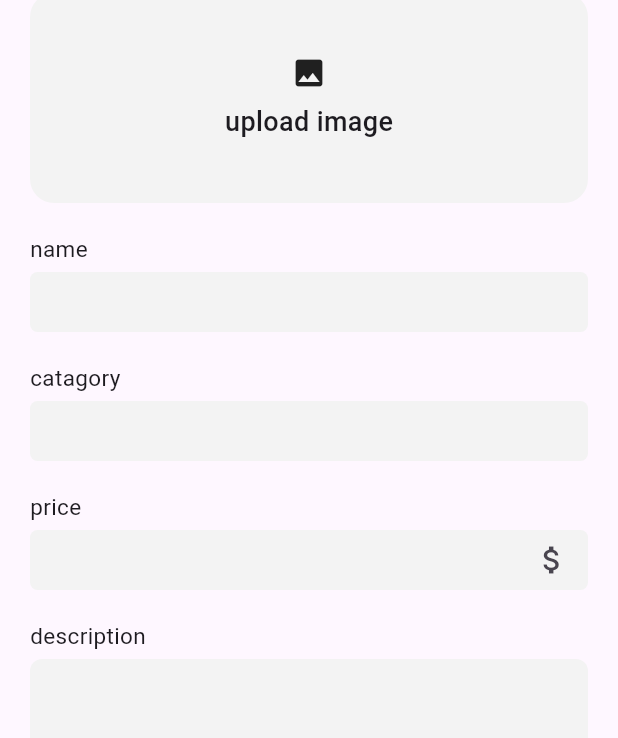
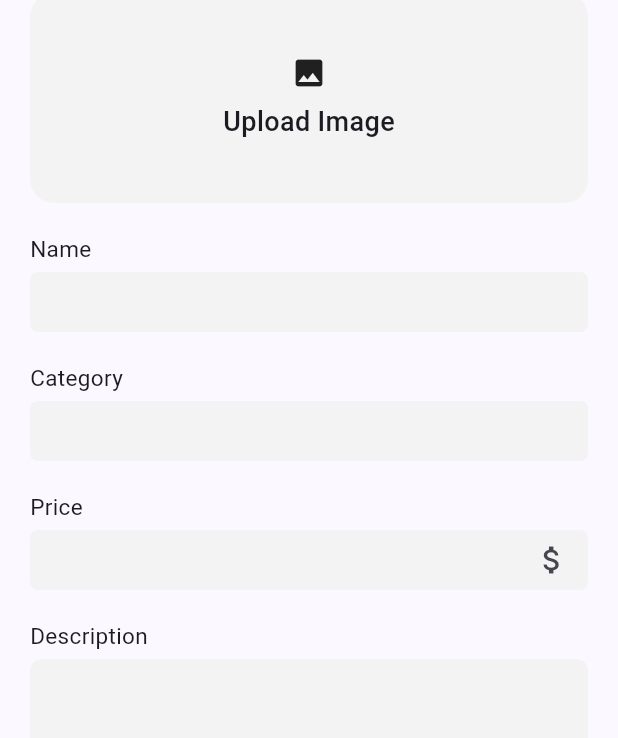
Before and after one commit to dawitsema/2024-internship-mobile-tasks, a Flutter app: the screen it shows after launch, after a tap on the "add" icon, on a phone screen of 412 x 824 dp. Shown: the part 121-859 px from the top of the screen. Run offline on Flutter 3.47's test engine with Material 3 defaults, Android fonts, the phone set to English and light mode, and no system bars; our stand-ins replace image_picker; Roboto replaces fonts that are missing (Poppins).

Commit message:
updated task 7

```diff
--- a/on-boarding/task_6/analysis_options.yaml
+++ b/on-boarding/task_6/analysis_options.yaml
@@ -26,5 +26,13 @@ linter:
   rules:
     # avoid_print: false  # Uncomment to disable the `avoid_print` rule
     # prefer_single_quotes: true  # Uncomment to enable the `prefer_single_quotes` rule
+    avoid_print: true
+    prefer_const_constructors: true
+    prefer_const_literals_to_create_immutables: true
+    avoid_unnecessary_containers: true
+    always_declare_return_types: true
+    prefer_single_quotes: true
+    directives_ordering: true
+    prefer_relative_imports: true
 # Additional information about this file can be found at
 # https://dart.dev/guides/language/analysis-options
--- a/on-boarding/task_6/lib/main.dart
+++ b/on-boarding/task_6/lib/main.dart
@@ -1,8 +1,8 @@
 import 'package:flutter/material.dart';
-import 'package:flutter/widgets.dart';
-import 'package:task_6/pages/AddPage.dart';
-import 'package:task_6/pages/SearchPage.dart';
+
+import 'pages/AddPage.dart';
 import 'pages/ProductCard.dart';
+import 'pages/SearchPage.dart';
 
 void main() {
   runApp(const MyApp());
@@ -13,8 +13,15 @@ class MyApp extends StatelessWidget {
 
   @override
   Widget build(BuildContext context) {
-    return const MaterialApp(
+    return MaterialApp(
       debugShowCheckedModeBanner: false,
+      theme: ThemeData(
+        colorScheme: ColorScheme.fromSeed(
+          seedColor: const Color.fromRGBO(63, 81, 243, 1),
+        ),
+        useMaterial3: true,
+      ),
+      // ignore: prefer_const_constructors
       home: HomePage(),
     );
   }
@@ -82,7 +89,7 @@ class HomePage extends StatelessWidget {
                     const Center(
                       child: Icon(
                         Icons.notifications,
-                        color: Colors.black,
+                        // color: Colors.white,
                         size: 30,
                       ),
                     ),
@@ -114,7 +121,7 @@ class HomePage extends StatelessWidget {
               mainAxisAlignment: MainAxisAlignment.spaceBetween,
               children: [
                 const Text(
-                  "Available Products",
+                  'Available Products',
                   style: TextStyle(
                     fontFamily: 'Poppins',
                     fontSize: 26,
--- a/on-boarding/task_6/lib/pages/AddPage.dart
+++ b/on-boarding/task_6/lib/pages/AddPage.dart
@@ -1,8 +1,30 @@
+import 'dart:io';
+
 import 'package:flutter/material.dart';
-import 'package:flutter/widgets.dart';
+import 'package:image_picker/image_picker.dart';
 
-class Addpage extends StatelessWidget {
+class Addpage extends StatefulWidget {
   const Addpage({super.key});
+
+  @override
+  // ignore: library_private_types_in_public_api
+  _AddpageState createState() => _AddpageState();
+}
+
+class _AddpageState extends State<Addpage> {
+  File? _image;
+
+  final ImagePicker _picker = ImagePicker();
+
+  Future<void> _pickImage() async {
+    final XFile? pickedFile =
+        await _picker.pickImage(source: ImageSource.gallery);
+    if (pickedFile != null) {
+      setState(() {
+        _image = File(pickedFile.path);
+      });
+    }
+  }
 
   @override
   Widget build(BuildContext context) {
@@ -18,7 +40,7 @@ class Addpage extends StatelessWidget {
           ),
         ),
         title: const Text(
-          "Add Product",
+          'Add Product',
           style: TextStyle(
             color: Colors.black,
             fontSize: 16,
@@ -33,7 +55,9 @@ class Addpage extends StatelessWidget {
           child: Column(
             mainAxisAlignment: MainAxisAlignment.start,
             children: [
-              Container(
+              GestureDetector(
+                onTap: _pickImage,
+                child: Container(
                   height: 140,
                   width: double.infinity,
                   decoration: BoxDecoration(
@@ -41,20 +65,21 @@ class Addpage extends StatelessWidget {
                     borderRadius: BorderRadius.circular(16.0),
                   ),
                   margin: const EdgeInsets.all(10.0),
-                child: const Center(
-                  child: Column(
+                  child: Center(
+                    child: _image == null
+                        ? const Column(
                             mainAxisAlignment: MainAxisAlignment.center,
                             children: [
                               Icon(Icons.image),
-                      SizedBox(
-                        height: 8,
-                      ),
+                              SizedBox(height: 8),
                               Text(
-                        "upload image",
+                                "Upload Image",
                                 style: TextStyle(
                                     fontSize: 18, fontWeight: FontWeight.w500),
+                              ),
+                            ],
                           )
-                    ],
+                        : Image.file(_image!),
                   ),
                 ),
               ),
@@ -64,21 +89,16 @@ class Addpage extends StatelessWidget {
                 child: Column(
                   crossAxisAlignment: CrossAxisAlignment.start,
                   children: [
-                    // Label
                     const Text(
-                      'name',
+                      'Name',
                       style: TextStyle(
                         fontSize: 15,
                         fontWeight: FontWeight.w400,
                       ),
                     ),
-                    // Form Field
-                    const SizedBox(
-                      height: 5,
-                    ),
+                    const SizedBox(height: 5),
                     Container(
                       height: 40,
-                      // padding: const EdgeInsets.all(20),
                       decoration: BoxDecoration(
                         color: const Color.fromRGBO(243, 243, 243, 1),
                         borderRadius: BorderRadius.circular(5.0),
@@ -87,7 +107,7 @@ class Addpage extends StatelessWidget {
                         decoration:
                             const InputDecoration(border: InputBorder.none),
                       ),
-                    )
+                    ),
                   ],
                 ),
               ),
@@ -97,21 +117,16 @@ class Addpage extends StatelessWidget {
                 child: Column(
                   crossAxisAlignment: CrossAxisAlignment.start,
                   children: [
-                    // Label
                     const Text(
-                      'catagory',
+                      'Category',
                       style: TextStyle(
                         fontSize: 15,
                         fontWeight: FontWeight.w400,
                       ),
                     ),
-                    // Form Field
-                    const SizedBox(
-                      height: 5,
-                    ),
+                    const SizedBox(height: 5),
                     Container(
                       height: 40,
-                      // padding: const EdgeInsets.all(20),
                       decoration: BoxDecoration(
                         color: const Color.fromRGBO(243, 243, 243, 1),
                         borderRadius: BorderRadius.circular(5.0),
@@ -120,7 +135,7 @@ class Addpage extends StatelessWidget {
                         decoration:
                             const InputDecoration(border: InputBorder.none),
                       ),
-                    )
+                    ),
                   ],
                 ),
               ),
@@ -130,21 +145,16 @@ class Addpage extends StatelessWidget {
                 child: Column(
                   crossAxisAlignment: CrossAxisAlignment.start,
                   children: [
-                    // Label
                     const Text(
-                      'price',
+                      'Price',
                       style: TextStyle(
                         fontSize: 15,
                         fontWeight: FontWeight.w400,
                       ),
                     ),
-                    // Form Field
-                    const SizedBox(
-                      height: 5,
-                    ),
+                    const SizedBox(height: 5),
                     Container(
                       height: 40,
-                      // padding: const EdgeInsets.all(20),
                       decoration: BoxDecoration(
                         color: const Color.fromRGBO(243, 243, 243, 1),
                         borderRadius: BorderRadius.circular(5.0),
@@ -153,7 +163,8 @@ class Addpage extends StatelessWidget {
                         keyboardType: TextInputType.number,
                         decoration: const InputDecoration(
                           border: InputBorder.none,
-                            suffixIcon: Icon(Icons.attach_money)),
+                          suffixIcon: Icon(Icons.attach_money),
+                        ),
                       ),
                     ),
                   ],
@@ -165,21 +176,16 @@ class Addpage extends StatelessWidget {
                 child: Column(
                   crossAxisAlignment: CrossAxisAlignment.start,
                   children: [
-                    // Label
                     const Text(
-                      'description',
+                      'Description',
                       style: TextStyle(
                         fontSize: 15,
                         fontWeight: FontWeight.w400,
                       ),
                     ),
-                    // Form Field
-                    const SizedBox(
-                      height: 5,
-                    ),
+                    const SizedBox(height: 5),
                     Expanded(
                       child: Container(
-                        // padding: const EdgeInsets.all(20),
                         decoration: BoxDecoration(
                           color: const Color.fromRGBO(243, 243, 243, 1),
                           borderRadius: BorderRadius.circular(8.0),
@@ -192,13 +198,11 @@ class Addpage extends StatelessWidget {
                           textAlignVertical: TextAlignVertical.top,
                         ),
                       ),
-                    )
+                    ),
                   ],
                 ),
               ),
-              const SizedBox(
-                height: 20,
-              ),
+              const SizedBox(height: 20),
               SizedBox(
                 width: double.infinity,
                 child: ElevatedButton(
@@ -218,9 +222,7 @@ class Addpage extends StatelessWidget {
                   ),
                 ),
               ),
-              const SizedBox(
-                height: 12,
-              ),
+              const SizedBox(height: 12),
               SizedBox(
                 width: double.infinity,
                 child: OutlinedButton(
@@ -238,9 +240,7 @@ class Addpage extends StatelessWidget {
                   ),
                 ),
               ),
-              const SizedBox(
-                height: 20,
-              ),
+              const SizedBox(height: 20),
             ],
           ),
         ),
--- a/on-boarding/task_6/lib/pages/ProductCard.dart
+++ b/on-boarding/task_6/lib/pages/ProductCard.dart
@@ -30,7 +30,7 @@ class ProductCard extends StatelessWidget {
                     const BorderRadius.vertical(top: Radius.circular(15.0)),
                 child: Image.asset(
                   'images/shoes.jpg',
-                  height: 250,
+                  height: 150,
                   width: double.infinity,
                   fit: BoxFit.cover,
                 ),
--- a/on-boarding/task_6/pubspec.yaml
+++ b/on-boarding/task_6/pubspec.yaml
@@ -30,6 +30,7 @@ environment:
 dependencies:
   flutter:
     sdk: flutter
+  image_picker: ^0.8.7+4 # Check for the latest version
 
   # The following adds the Cupertino Icons font to your application.
   # Use with the CupertinoIcons class for iOS style icons.
@@ -44,7 +45,7 @@ dev_dependencies:
   # activated in the `analysis_options.yaml` file located at the root of your
   # package. See that file for information about deactivating specific lint
   # rules and activating additional ones.
-  flutter_lints: ^3.0.0
+  flutter_lints: ^4.0.0
 
 # For information on the generic Dart part of this file, see the
 # following page: https://dart.dev/tools/pub/pubspec
```
Also changed, not shown: on-boarding/task_6/pubspec.lock, 5 other files. Lines whose indentation alone changed are shown as unchanged.
